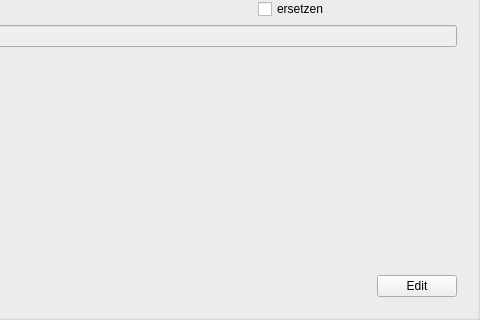
First picture: the form in src/libs/widgets/src/views/mobileinputarea.ui, repository jmuelbert/jmbde-QT, before the edit; both pictures show x 250 to 730 and y 280 to 600 of the 730 by 600 pixel window.
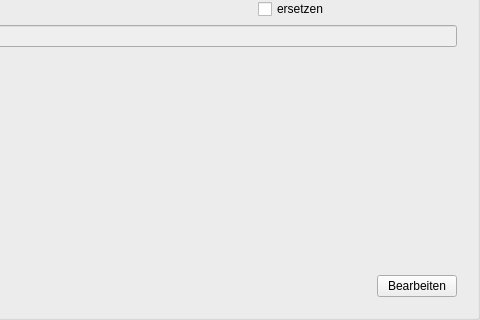
Second picture: the form after the edit.

What changed in the file:
```diff
--- a/src/libs/widgets/src/views/mobileinputarea.ui
+++ b/src/libs/widgets/src/views/mobileinputarea.ui
@@ -329,7 +329,7 @@
         <item>
          <widget class="QPushButton" name="editFinishPushButton">
           <property name="text">
-           <string>Edit</string>
+           <string>Bearbeiten</string>
           </property>
          </widget>
         </item>
```
Left out of the diff: 3 changed lines with no effect on the pictures.
